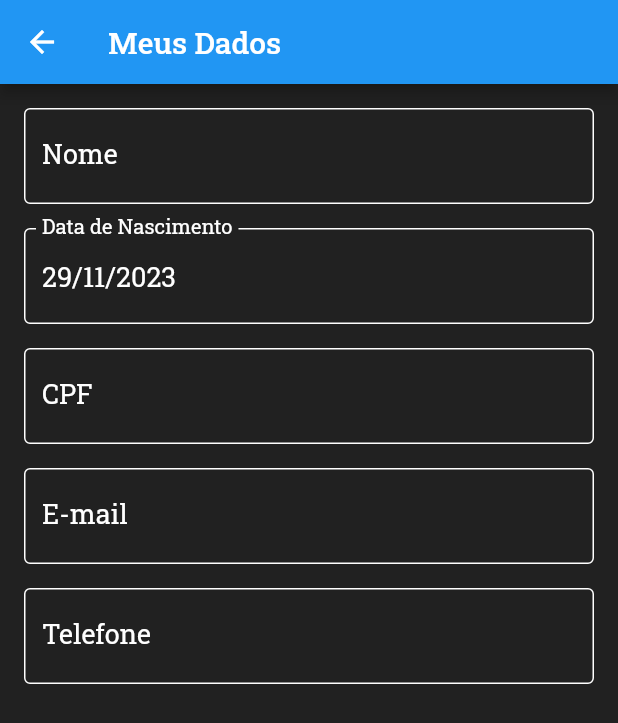
After one commit to bercot2/TCC-Barbearia, a Flutter app: the UserDataScreen screen opened directly, on a phone screen of 412 x 824 dp. The commit adds this screen. Shown: the top 723 px of the screen. Run offline on Flutter 3.47's test engine with Material 2 defaults, Android fonts, the phone set to English and light mode, and no system bars; our stand-ins replace mask_text_input_formatter; accounts and stored records are empty; network calls fail.

```diff
--- a/FrontEnd/BarberApp/lib/src/screens/schedulePage.dart
+++ b/FrontEnd/BarberApp/lib/src/screens/schedulePage.dart
@@ -51,7 +51,7 @@ class ScheduleState extends State<SchedulePage> {
     });
   }
 
-  Future<List<TimeOfDay>> horariosAgendamentos(int idBarber) async  {
+  Future<List<TimeOfDay>> horariosAgendamentos(int idBarber) async {
     List<TimeOfDay> timeSlots = [];
 
     String date = '${this.selectedDate.year}-${this.selectedDate.month}-${this.selectedDate.day}';
--- /dev/null
+++ b/FrontEnd/BarberApp/lib/src/screens/userData.dart
@@ -0,0 +1,112 @@
+import 'package:flutter/material.dart';
+import 'package:intl/intl.dart';
+import '../utils/globals.dart' as globals;
+
+class UserDataScreen extends StatefulWidget {
+  @override
+  _UserDataScreenState createState() => _UserDataScreenState();
+}
+
+class _UserDataScreenState extends State<UserDataScreen> {
+  @override
+  Widget build(BuildContext context) {
+    return Scaffold(
+      appBar: AppBar(
+        title: Text('Meus Dados'),
+      ),
+      backgroundColor: Theme.of(context).backgroundColor,
+      body: Padding(
+        padding: const EdgeInsets.all(16.0),
+        child: Column(
+          crossAxisAlignment: CrossAxisAlignment.start,
+          children: [
+            TextFormField(
+              initialValue: globals.user.nome,
+              readOnly: true,
+              style: TextStyle(fontSize: 18, color: Colors.white),
+              decoration: InputDecoration(
+                labelText: 'Nome',
+                labelStyle: TextStyle(color: Colors.white),
+                border: OutlineInputBorder(),
+                enabledBorder: OutlineInputBorder(
+                  borderSide: BorderSide(color: Colors.white),
+                ),
+                focusedBorder: OutlineInputBorder(
+                  borderSide: BorderSide(color: Colors.white),
+                ),
+              ),
+            ),
+            SizedBox(height: 16),
+            TextFormField(
+              initialValue: DateFormat("dd/MM/yyyy").format(globals.user.dataNascimento.toLocal()).toString(),
+              readOnly: true,
+              style: TextStyle(fontSize: 18, color: Colors.white),
+              decoration: InputDecoration(
+                labelText: 'Data de Nascimento',
+                labelStyle: TextStyle(color: Colors.white),
+                border: OutlineInputBorder(),
+                enabledBorder: OutlineInputBorder(
+                  borderSide: BorderSide(color: Colors.white),
+                ),
+                focusedBorder: OutlineInputBorder(
+                  borderSide: BorderSide(color: Colors.white),
+                ),
+              ),
+            ),
+            SizedBox(height: 16),
+            TextFormField(
+              initialValue: globals.user.cpf,
+              readOnly: true,
+              style: TextStyle(fontSize: 18, color: Colors.white),
+              decoration: InputDecoration(
+                labelText: 'CPF',
+                labelStyle: TextStyle(color: Colors.white),
+                border: OutlineInputBorder(),
+                enabledBorder: OutlineInputBorder(
+                  borderSide: BorderSide(color: Colors.white),
+                ),
+                focusedBorder: OutlineInputBorder(
+                  borderSide: BorderSide(color: Colors.white),
+                ),
+              ),
+            ),
+            SizedBox(height: 16),
+            TextFormField(
+              initialValue: globals.user.email,
+              readOnly: true,
+              style: TextStyle(fontSize: 18, color: Colors.white),
+              decoration: InputDecoration(
+                labelText: 'E-mail',
+                labelStyle: TextStyle(color: Colors.white),
+                border: OutlineInputBorder(),
+                enabledBorder: OutlineInputBorder(
+                  borderSide: BorderSide(color: Colors.white),
+                ),
+                focusedBorder: OutlineInputBorder(
+                  borderSide: BorderSide(color: Colors.white),
+                ),
+              ),
+            ),
+            SizedBox(height: 16),
+            TextFormField(
+              initialValue: globals.user.telefone,
+              readOnly: true,
+              style: TextStyle(fontSize: 18, color: Colors.white),
+              decoration: InputDecoration(
+                labelText: 'Telefone',
+                labelStyle: TextStyle(color: Colors.white),
+                border: OutlineInputBorder(),
+                enabledBorder: OutlineInputBorder(
+                  borderSide: BorderSide(color: Colors.white),
+                ),
+                focusedBorder: OutlineInputBorder(
+                  borderSide: BorderSide(color: Colors.white),
+                ),
+              ),
+            ),
+          ],
+        ),
+      ),
+    );
+  }
+}
--- a/FrontEnd/BarberApp/lib/src/widgets/scheduleCard.dart
+++ b/FrontEnd/BarberApp/lib/src/widgets/scheduleCard.dart
@@ -22,7 +22,7 @@ Widget scheduleCard(Agendamentos agendamento, context) {
           crossAxisAlignment: CrossAxisAlignment.start,
           children: [
             Text('Nº ${agendamento.id}', style: TextStyle(color: Colors.white)),
-            Text('Dia: ${DateFormat('d/M').format(agendamento.dataHoraAgendamento)} às ${DateFormat.Hm().format(agendamento.dataHoraAgendamento)}', style: TextStyle(color: Colors.white)),
+            Text('Dia: ${DateFormat('d/M').format(agendamento.dataHoraAgendamento)} às ${DateFormat.Hm().format(agendamento.dataHoraAgendamento.toLocal())}', style: TextStyle(color: Colors.white)),
             Text('Serviço: ${agendamento.servico.descricao}', style: TextStyle(color: Colors.white))
           ],
         ),
```
Also changed, not shown: FrontEnd/BarberApp/lib/src/model/Agendamentos.dart (+22 -5 lines), FrontEnd/BarberApp/lib/src/requests/APIConsumer.dart (+33 -0 lines), FrontEnd/BarberApp/lib/src/screens/ScheduleEdit.dart (+84 -18 lines), FrontEnd/BarberApp/lib/src/widgets/alertDialog.dart (+20 -2 lines), FrontEnd/BarberApp/lib/src/widgets/drawer.dart (+5 -2 lines), 3 other files.
